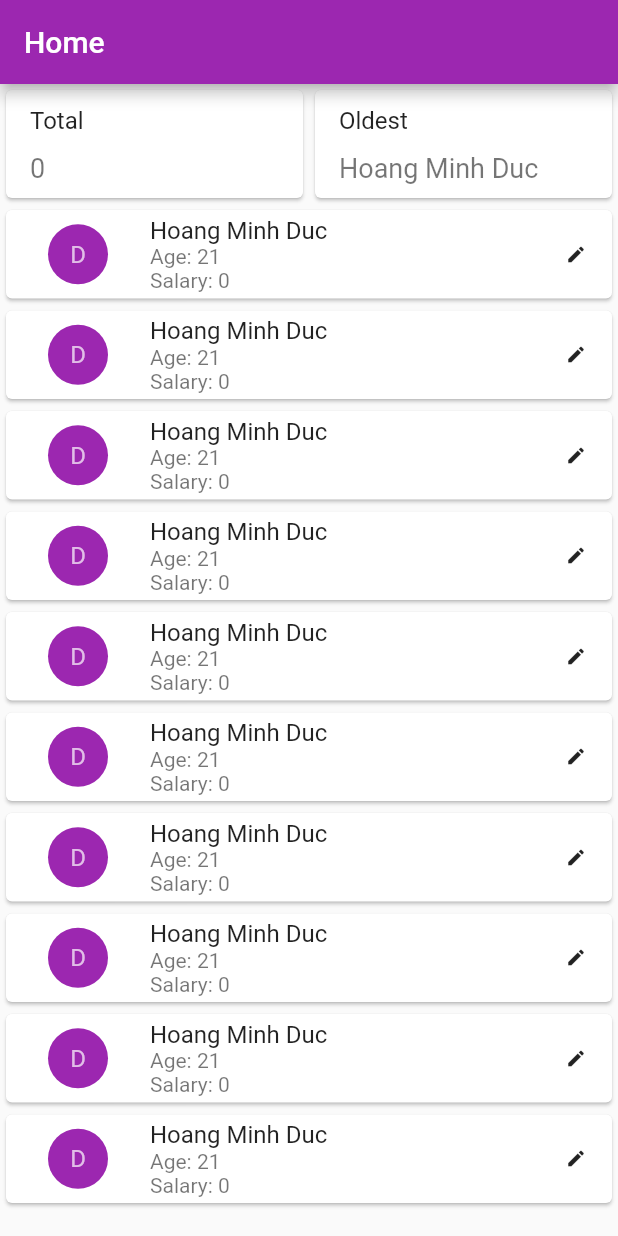
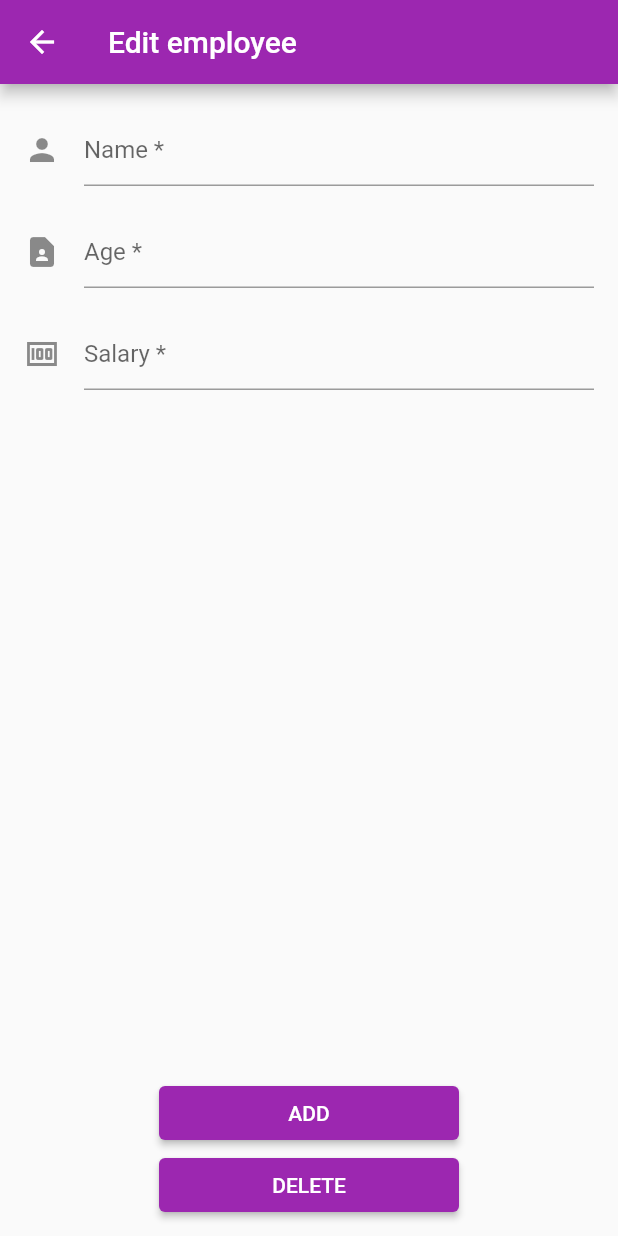
Before and after one commit to duchm12/employee_management, a Flutter app: the screen it shows after launch, after a tap on the "edit" icon, on a phone screen of 412 x 824 dp. Run offline on Flutter 3.47's test engine with Material 2 defaults, Android fonts, the phone set to English and light mode, and no system bars.

```diff
--- a/lib/main.dart
+++ b/lib/main.dart
@@ -21,7 +21,7 @@ class ManagementApp extends StatelessWidget {
 class HomeRoute extends StatelessWidget {
   const HomeRoute({Key? key}) : super(key: key);
 
-  Widget _buildCardItem() {
+  Widget _buildCardItem(BuildContext context) {
     return Card(
       child: Row(
         children: [
@@ -45,7 +45,10 @@ class HomeRoute extends StatelessWidget {
             ),
           ),
           IconButton(
-            onPressed: () {},
+            onPressed: () {
+              Navigator.push(context,
+                  MaterialPageRoute(builder: (context) => FormRoute()));
+            },
             icon: const Icon(Icons.edit),
             iconSize: 14.0,
           ),
@@ -67,7 +70,7 @@ class HomeRoute extends StatelessWidget {
             Expanded(
               child: ListView.builder(
                 itemCount: 10,
-                itemBuilder: (_, index) => _buildCardItem(),
+                itemBuilder: (_, index) => _buildCardItem(context),
               ),
             ),
           ],
@@ -106,9 +109,112 @@ class InfoHeader extends StatelessWidget {
   Widget build(BuildContext context) {
     return Row(
       children: [
-        HeaderCard(title: 'Total', content: '0'),
-        HeaderCard(title: 'Oldest', content: 'Hoang Minh Duc'),
+        const HeaderCard(title: 'Total', content: '0'),
+        const HeaderCard(title: 'Oldest', content: 'Hoang Minh Duc'),
       ],
     );
   }
 }
+
+class FormRoute extends StatelessWidget {
+  FormRoute({Key? key}) : super(key: key);
+
+  final _formKey = GlobalKey<FormState>();
+
+  Future<void> _promptUserDeleteConfirmation(BuildContext context) async {
+    return showDialog<void>(
+      context: context,
+      barrierDismissible: false,
+      builder: (context) => AlertDialog(
+        title: Text('Warning'),
+        content: Text('Do you want to delete this employee?'),
+        actions: [
+          TextButton(
+            onPressed: () => Navigator.pop(context, 'Cancel'),
+            child: Text('Cancel'),
+          ),
+          TextButton(
+            onPressed: () {
+              Navigator.pop(context, 'Accept');
+              Navigator.pop(context);
+            },
+            child: Text('Accept'),
+          ),
+        ],
+      ),
+    );
+  }
+
+  @override
+  Widget build(BuildContext context) {
+    return Scaffold(
+      appBar: AppBar(
+        title: const Text('Edit employee'),
+        leading: IconButton(
+          icon: const Icon(Icons.arrow_back),
+          onPressed: () {
+            Navigator.pop(context);
+          },
+        ),
+      ),
+      body: Form(
+        key: _formKey,
+        child: Center(
+          child: Column(
+            children: [
+              Padding(
+                padding: const EdgeInsets.symmetric(horizontal: 16.0),
+                child: Column(
+                  children: [
+                    const SizedBox(height: 20.0),
+                    TextFormField(
+                      decoration: InputDecoration(
+                          icon: const Icon(Icons.person), hintText: 'Name *'),
+                    ),
+                    const SizedBox(height: 20.0),
+                    TextFormField(
+                      decoration: InputDecoration(
+                          icon: const Icon(Icons.contact_page),
+                          hintText: 'Age *'),
+                    ),
+                    const SizedBox(height: 20.0),
+                    TextFormField(
+                      decoration: InputDecoration(
+                          icon: const Icon(Icons.money), hintText: 'Salary *'),
+                    ),
+                  ],
+                ),
+              ),
+              const Spacer(),
+              Column(
+                children: [
+                  SizedBox(
+                    width: 200.0,
+                    child: ElevatedButton(
+                      onPressed: () {
+                        Navigator.pop(context);
+                      },
+                      child: const Text('ADD'),
+                    ),
+                  ),
+                  SizedBox(
+                    width: 200.0,
+                    child: ElevatedButton(
+                      onPressed: () {
+                        _promptUserDeleteConfirmation(context);
+                      },
+                      child: const Text('DELETE'),
+                    ),
+                  ),
+                ],
+              ),
+              const SizedBox(
+                height: 10.0,
+              )
+            ],
+          ),
+        ),
+      ),
+    );
+  }
+}
```
